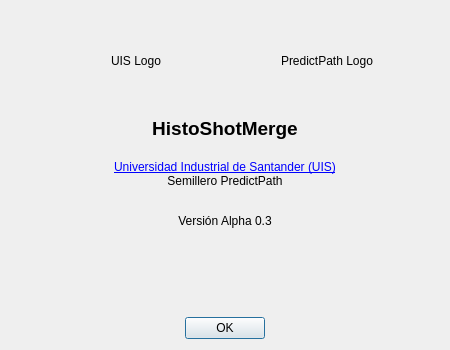
Before: the Qt Designer form aboutdialog.ui in Minerisho/CameraCPP_OpenCV, drawn with Qt 5.
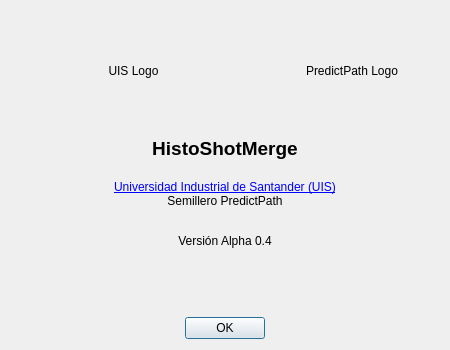
After: the same form once the commit is applied.

Commit message: feat: v0.4-alpha: botones acerca de, cambiar formato de video agregados.

```diff
--- a/aboutdialog.ui
+++ b/aboutdialog.ui
@@ -20,14 +20,14 @@
       <widget class="QLabel" name="uisLogoLabel">
        <property name="minimumSize">
         <size>
-         <width>150</width>
-         <height>100</height>
+         <width>195</width>
+         <height>78</height>
         </size>
        </property>
        <property name="maximumSize">
         <size>
-         <width>150</width>
-         <height>120</height>
+         <width>195</width>
+         <height>78</height>
         </size>
        </property>
        <property name="text">
@@ -41,12 +41,28 @@
        </property>
       </widget>
      </item>
+     <item>
+      <spacer name="horizontalSpacer">
+       <property name="orientation">
+        <enum>Qt::Horizontal</enum>
+       </property>
+       <property name="sizeType">
+        <enum>QSizePolicy::Maximum</enum>
+       </property>
+       <property name="sizeHint" stdset="0">
+        <size>
+         <width>30</width>
+         <height>30</height>
+        </size>
+       </property>
+      </spacer>
+     </item>
      <item>
       <widget class="QLabel" name="predictpathLogoLabel">
        <property name="minimumSize">
         <size>
-         <width>100</width>
-         <height>100</height>
+         <width>120</width>
+         <height>120</height>
         </size>
        </property>
        <property name="maximumSize">
@@ -88,7 +104,7 @@
    <item>
     <widget class="QLabel" name="infoLabel">
      <property name="text">
-      <string>&lt;html&gt;&lt;head/&gt;&lt;body&gt;&lt;p align=&quot;center&quot;&gt;&lt;br/&gt;&lt;a href=&quot;https://www.uis.edu.co&quot;&gt;&lt;span style=&quot; text-decoration: underline; color:#0000ff;&quot;&gt;Universidad Industrial de Santander (UIS)&lt;/span&gt;&lt;/a&gt;&lt;br/&gt;Semillero PredictPath&lt;/p&gt;&lt;p align=&quot;center&quot;&gt;&lt;br/&gt;Versión Alpha 0.3&lt;/p&gt;&lt;/body&gt;&lt;/html&gt;</string>
+      <string>&lt;html&gt;&lt;head/&gt;&lt;body&gt;&lt;p align=&quot;center&quot;&gt;&lt;br/&gt;&lt;a href=&quot;https://www.uis.edu.co&quot;&gt;&lt;span style=&quot; text-decoration: underline; color:#0000ff;&quot;&gt;Universidad Industrial de Santander (UIS)&lt;/span&gt;&lt;/a&gt;&lt;br/&gt;Semillero PredictPath&lt;/p&gt;&lt;p align=&quot;center&quot;&gt;&lt;br/&gt;Versión Alpha 0.4&lt;/p&gt;&lt;/body&gt;&lt;/html&gt;</string>
      </property>
      <property name="textFormat">
       <enum>Qt::RichText</enum>
```
The commit also changes 259 other files.
